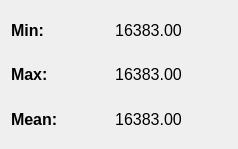
This is forms/imviewerStats.ui in jaredmales/rtimv as Qt 5 draws it before an edit. The edited form follows.
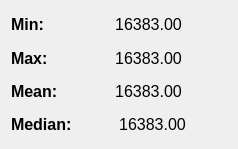
This is the edited form.

Diff of the .ui file:
```diff
--- a/forms/imviewerStats.ui
+++ b/forms/imviewerStats.ui
@@ -155,6 +155,53 @@
      </item>
     </layout>
    </item>
+   <item row="3" column="0">
+    <layout class="QHBoxLayout" name="horizontalLayout_4" stretch="1,3">
+     <item>
+      <widget class="QLabel" name="labelMedian">
+       <property name="sizePolicy">
+        <sizepolicy hsizetype="Minimum" vsizetype="Preferred">
+         <horstretch>0</horstretch>
+         <verstretch>0</verstretch>
+        </sizepolicy>
+       </property>
+       <property name="font">
+        <font>
+         <pointsize>12</pointsize>
+         <weight>75</weight>
+         <bold>true</bold>
+        </font>
+       </property>
+       <property name="text">
+        <string>Median:</string>
+       </property>
+      </widget>
+     </item>
+     <item>
+      <widget class="QLabel" name="dataMedian">
+       <property name="sizePolicy">
+        <sizepolicy hsizetype="Minimum" vsizetype="Preferred">
+         <horstretch>0</horstretch>
+         <verstretch>0</verstretch>
+        </sizepolicy>
+       </property>
+       <property name="font">
+        <font>
+         <pointsize>12</pointsize>
+         <weight>50</weight>
+         <bold>false</bold>
+        </font>
+       </property>
+       <property name="text">
+        <string>16383.00</string>
+       </property>
+       <property name="alignment">
+        <set>Qt::AlignCenter</set>
+       </property>
+      </widget>
+     </item>
+    </layout>
+   </item>
   </layout>
  </widget>
  <resources/>
```
Left out of the diff: 94 changed lines with no effect on the pictures.
